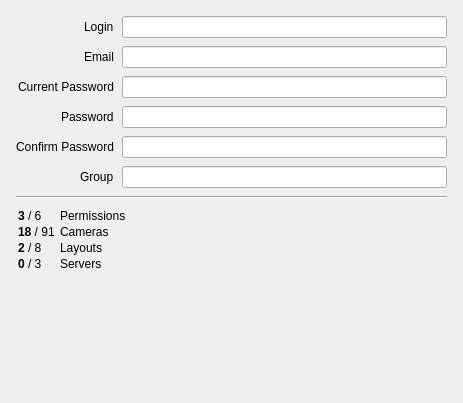
Old version of the form client/src/ui/widgets/properties/user_profile_widget.ui in the repository networkoptix/nx_open.
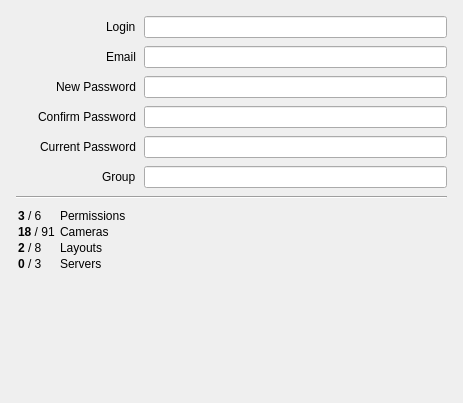
New version of the form.

Commit message:
VMS-2293: Create dialog for access rights setup
<==== Mercurial data ====>
Branch: dev_3.0.0_gui

What changed in the file:
```diff
--- a/client/src/ui/widgets/properties/user_profile_widget.ui
+++ b/client/src/ui/widgets/properties/user_profile_widget.ui
@@ -27,7 +27,10 @@
     <number>16</number>
    </property>
    <item>
-    <layout class="QGridLayout" name="propertiesLayout">
+    <layout class="QGridLayout" name="propertiesLayout" columnminimumwidth="120,0">
+     <property name="verticalSpacing">
+      <number>8</number>
+     </property>
      <item row="0" column="0" alignment="Qt::AlignRight">
       <widget class="QLabel" name="loginLabel">
        <property name="text">
@@ -45,48 +48,6 @@
      <item row="1" column="1">
       <widget class="QLineEdit" name="emailEdit"/>
      </item>
-     <item row="2" column="0" alignment="Qt::AlignRight">
-      <widget class="QLabel" name="currentPasswordLabel">
-       <property name="text">
-        <string>Current Password</string>
-       </property>
-      </widget>
-     </item>
-     <item row="2" column="1">
-      <widget class="QLineEdit" name="currentPasswordEdit">
-       <property name="echoMode">
-        <enum>QLineEdit::Password</enum>
-       </property>
-      </widget>
-     </item>
-     <item row="3" column="0" alignment="Qt::AlignRight">
-      <widget class="QLabel" name="passwordLabel">
-       <property name="text">
-        <string>Password</string>
-       </property>
-      </widget>
-     </item>
-     <item row="3" column="1">
-      <widget class="QLineEdit" name="passwordEdit">
-       <property name="echoMode">
-        <enum>QLineEdit::Password</enum>
-       </property>
-      </widget>
-     </item>
-     <item row="4" column="0" alignment="Qt::AlignRight">
-      <widget class="QLabel" name="confirmPasswordLabel">
-       <property name="text">
-        <string>Confirm Password</string>
-       </property>
-      </widget>
-     </item>
-     <item row="4" column="1">
-      <widget class="QLineEdit" name="confirmPasswordEdit">
-       <property name="echoMode">
-        <enum>QLineEdit::Password</enum>
-       </property>
-      </widget>
-     </item>
      <item row="5" column="0" alignment="Qt::AlignRight">
       <widget class="QLabel" name="groupLabel">
        <property name="text">
@@ -100,6 +61,48 @@
      <item row="0" column="1">
       <widget class="QLineEdit" name="loginLineEdit"/>
      </item>
+     <item row="2" column="0" alignment="Qt::AlignRight">
+      <widget class="QLabel" name="passwordLabel">
+       <property name="text">
+        <string>New Password</string>
+       </property>
+      </widget>
+     </item>
+     <item row="3" column="0" alignment="Qt::AlignRight">
+      <widget class="QLabel" name="confirmPasswordLabel">
+       <property name="text">
+        <string>Confirm Password</string>
+       </property>
+      </widget>
+     </item>
+     <item row="4" column="0" alignment="Qt::AlignRight">
+      <widget class="QLabel" name="currentPasswordLabel">
+       <property name="text">
+        <string>Current Password</string>
+       </property>
+      </widget>
+     </item>
+     <item row="2" column="1">
+      <widget class="QLineEdit" name="passwordEdit">
+       <property name="echoMode">
+        <enum>QLineEdit::Password</enum>
+       </property>
+      </widget>
+     </item>
+     <item row="3" column="1">
+      <widget class="QLineEdit" name="confirmPasswordEdit">
+       <property name="echoMode">
+        <enum>QLineEdit::Password</enum>
+       </property>
+      </widget>
+     </item>
+     <item row="4" column="1">
+      <widget class="QLineEdit" name="currentPasswordEdit">
+       <property name="echoMode">
+        <enum>QLineEdit::Password</enum>
+       </property>
+      </widget>
+     </item>
     </layout>
    </item>
    <item>
```
The commit also changes 20 other files.
